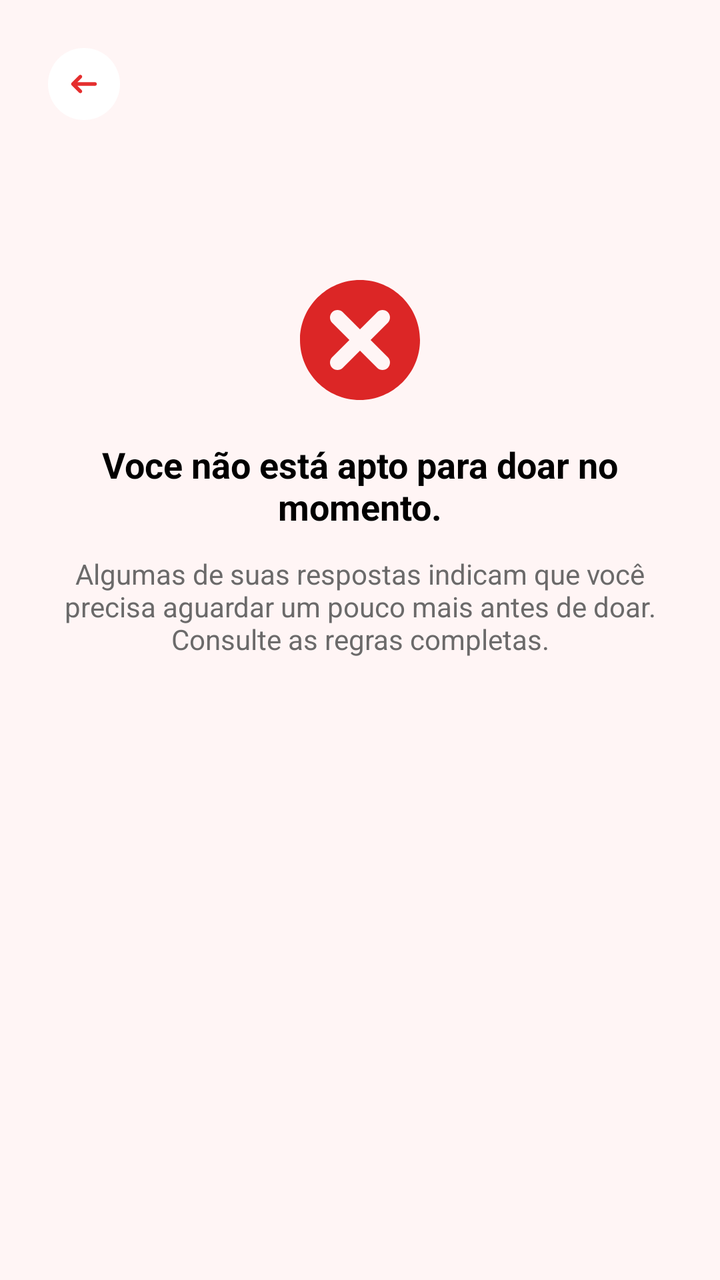
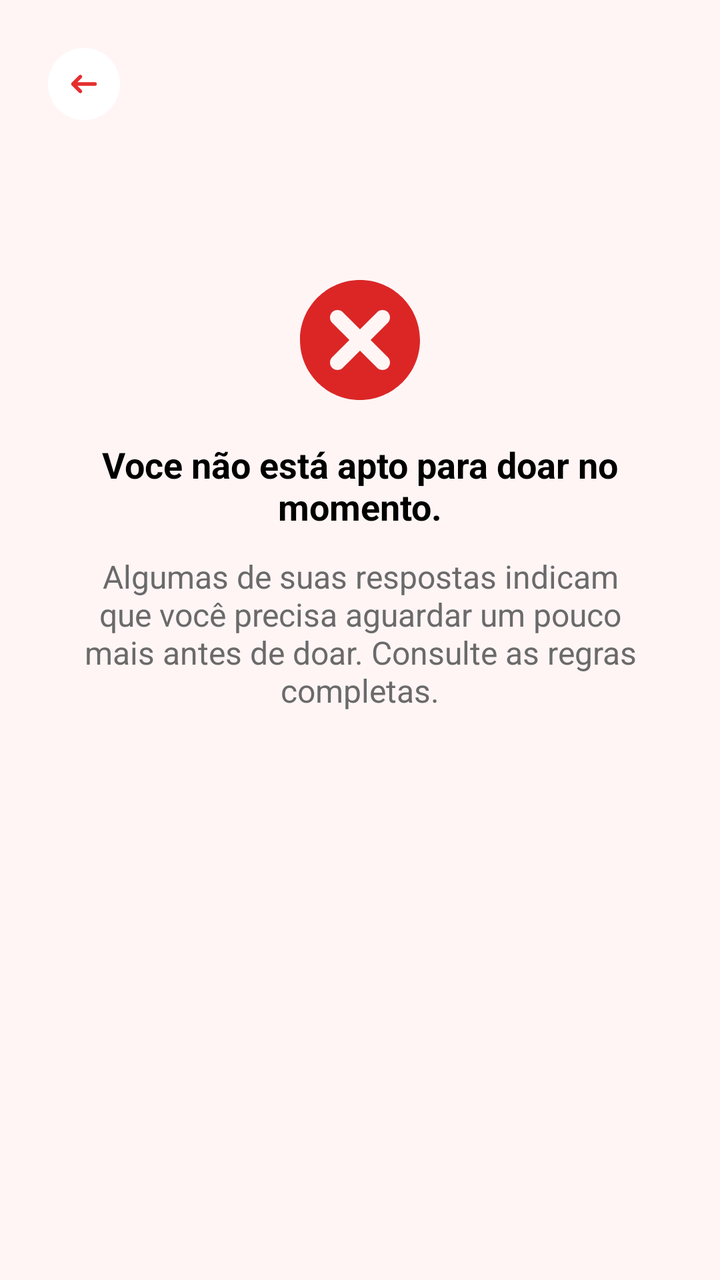

Before-and-after screenshots of an Android layout around one commit, followed by the original layout XML and the change that was made.
<!-- AndroidManifest.xml: application theme Theme.Hemo_Conecta -->
<!-- res/layout/fragment_nao_apto.xml -->
<?xml version="1.0" encoding="utf-8"?>
<androidx.constraintlayout.widget.ConstraintLayout
    xmlns:android="http://schemas.android.com/apk/res/android"
    xmlns:app="http://schemas.android.com/apk/res-auto"
    android:layout_width="match_parent"
    android:layout_height="match_parent"
    android:background="@color/background">

    <ScrollView
        android:layout_width="0dp"
        android:layout_height="match_parent"
        android:fillViewport="true"
        app:layout_constraintBottom_toTopOf="parent"
        app:layout_constraintEnd_toEndOf="parent"
        app:layout_constraintHorizontal_bias="0.0"
        app:layout_constraintStart_toStartOf="parent"
        app:layout_constraintTop_toTopOf="parent"
        app:layout_constraintVertical_bias="0.0">

        <LinearLayout

            android:padding="24dp"
            android:layout_width="match_parent"
            android:layout_height="wrap_content"
            android:orientation="vertical">

            
            <LinearLayout
                android:layout_width="match_parent"
                android:layout_height="wrap_content"
                android:gravity="center_vertical"
                android:orientation="horizontal">

                <FrameLayout
                    android:layout_width="36dp"
                    android:layout_height="36dp"
                    android:background="@drawable/bg_icon"
                    android:backgroundTint="@color/white">

                    <ImageView
                        android:layout_width="22dp"
                        android:layout_height="22dp"
                        android:layout_gravity="center"
                        android:contentDescription="Voltar"
                        android:src="@drawable/ic_back" />
                </FrameLayout>

                </LinearLayout>

            <ImageButton
                android:id="@+id/btnFalse"
                android:layout_width="100dp"
                android:layout_height="100dp"
                android:background="?attr/selectableItemBackgroundBorderless"
                android:contentDescription="Voltar"
                android:src="@drawable/false_icon"
                android:layout_marginTop="60dp"
                android:layout_gravity="center"/>

            <TextView
                android:layout_width="match_parent"
                android:layout_height="wrap_content"
                android:text="@string/condicao2"
                android:textColor="@color/black"
                android:textStyle="bold"
                android:textSize="18dp"
                android:textAlignment="center"
                />

            <TextView
                android:layout_width="wrap_content"
                android:layout_height="wrap_content"
                android:text="@string/ex2"
                android:textColor="@color/cinza"
                android:textSize="14dp"
                android:textAlignment="center"
                android:layout_marginTop="12dp"
                />

        </LinearLayout>
    </ScrollView>
</androidx.constraintlayout.widget.ConstraintLayout>
<!-- resources referenced by this layout -->
<resources>
  <color name="background">#FFF5F5</color>
  <color name="black">#000000</color>
  <color name="cinza">#6B6A6A</color>
  <color name="white">#FFFFFF</color>
  <!-- drawable bg_icon (drawable) -->
  <?xml version="1.0" encoding="utf-8"?>
  <shape xmlns:android="http://schemas.android.com/apk/res/android"
      android:shape="oval">
  </shape>
  <!-- drawable false_icon (drawable) -->
  <vector xmlns:android="http://schemas.android.com/apk/res/android" android:height="60dp" android:viewportHeight="16" android:viewportWidth="16" android:width="60dp">
        
      <path android:fillColor="#DC2626" android:fillType="evenOdd" android:pathData="M8,16C12.418,16 16,12.418 16,8C16,3.582 12.418,0 8,0C3.582,0 0,3.582 0,8C0,12.418 3.582,16 8,16ZM4.293,4.293C4.683,3.902 5.317,3.902 5.707,4.293L8,6.586L10.293,4.293C10.683,3.902 11.317,3.902 11.707,4.293C12.098,4.683 12.098,5.317 11.707,5.707L9.414,8L11.707,10.293C12.098,10.683 12.098,11.317 11.707,11.707C11.317,12.098 10.683,12.098 10.293,11.707L8,9.414L5.707,11.707C5.317,12.098 4.683,12.098 4.293,11.707C3.902,11.317 3.902,10.683 4.293,10.293L6.586,8L4.293,5.707C3.902,5.317 3.902,4.683 4.293,4.293Z"/>
      
  </vector>
  <!-- drawable ic_back (drawable) -->
  <vector xmlns:android="http://schemas.android.com/apk/res/android" android:height="30dp" android:viewportHeight="512" android:viewportWidth="512" android:width="30dp">
        
      <path android:fillColor="#FFFFFF" android:pathData="M0,0v512h512V0H0zM469.33,469.33H42.67V42.67h426.67V469.33z"/>
        
      <path android:fillColor="#E52E2E" android:pathData="M110.93,243.24c-0.23,0.3 -0.46,0.6 -0.67,0.91c-0.2,0.3 -0.38,0.62 -0.57,0.93c-0.17,0.28 -0.35,0.56 -0.51,0.86c-0.17,0.32 -0.31,0.65 -0.47,0.97c-0.14,0.31 -0.3,0.61 -0.43,0.92c-0.13,0.31 -0.24,0.64 -0.35,0.96c-0.12,0.34 -0.25,0.67 -0.35,1.01c-0.1,0.32 -0.17,0.65 -0.25,0.97c-0.09,0.35 -0.19,0.7 -0.26,1.05c-0.07,0.38 -0.12,0.75 -0.17,1.13c-0.04,0.31 -0.1,0.62 -0.14,0.93c-0.14,1.4 -0.14,2.81 0,4.21c0.03,0.31 0.09,0.62 0.14,0.93c0.05,0.38 0.1,0.76 0.17,1.13c0.07,0.36 0.17,0.7 0.26,1.05c0.08,0.32 0.15,0.65 0.25,0.97c0.1,0.34 0.23,0.68 0.35,1.01c0.12,0.32 0.22,0.64 0.35,0.96c0.13,0.31 0.28,0.62 0.43,0.92c0.15,0.32 0.3,0.65 0.47,0.97c0.16,0.29 0.34,0.57 0.51,0.86c0.19,0.31 0.36,0.63 0.57,0.93c0.21,0.31 0.44,0.61 0.67,0.91c0.19,0.25 0.37,0.52 0.57,0.76c0.44,0.54 0.9,1.05 1.39,1.54c0.01,0.01 0.01,0.02 0.02,0.02l85.33,85.33c8.33,8.33 21.84,8.33 30.17,0c8.33,-8.33 8.33,-21.84 0,-30.17l-48.92,-48.92H384c11.78,0 21.33,-9.55 21.33,-21.33s-9.55,-21.33 -21.33,-21.33H179.5l48.92,-48.92c8.33,-8.33 8.33,-21.84 0,-30.17s-21.84,-8.33 -30.17,0l-85.33,85.33c-0.01,0.01 -0.01,0.02 -0.02,0.02c-0.49,0.49 -0.95,1 -1.39,1.54C111.3,242.73 111.12,242.99 110.93,243.24z"/>
      
  </vector>
  <string name="condicao2">Voce não está apto para doar no momento.</string>
  <string name="ex2">Algumas de suas respostas indicam que você precisa aguardar um pouco mais antes de doar. Consulte as regras completas.</string>
  <style name="Theme.Hemo_Conecta" parent="Base.Theme.Hemo_Conecta" />
  <style name="Base.Theme.Hemo_Conecta" parent="Theme.Material3.DayNight.NoActionBar">
          
          
      </style>
</resources>

<!-- the commit's change to res/layout/fragment_nao_apto.xml (unified diff, before → after) -->
@@ -45,7 +45,7 @@
                         android:src="@drawable/ic_back" />
                 </FrameLayout>
 
-                </LinearLayout>
+            </LinearLayout>
 
             <ImageButton
                 android:id="@+id/btnFalse"
@@ -72,7 +72,7 @@
                 android:layout_height="wrap_content"
                 android:text="@string/ex2"
                 android:textColor="@color/cinza"
-                android:textSize="14dp"
+                android:textSize="16dp"
                 android:textAlignment="center"
                 android:layout_marginTop="12dp"
                 />
